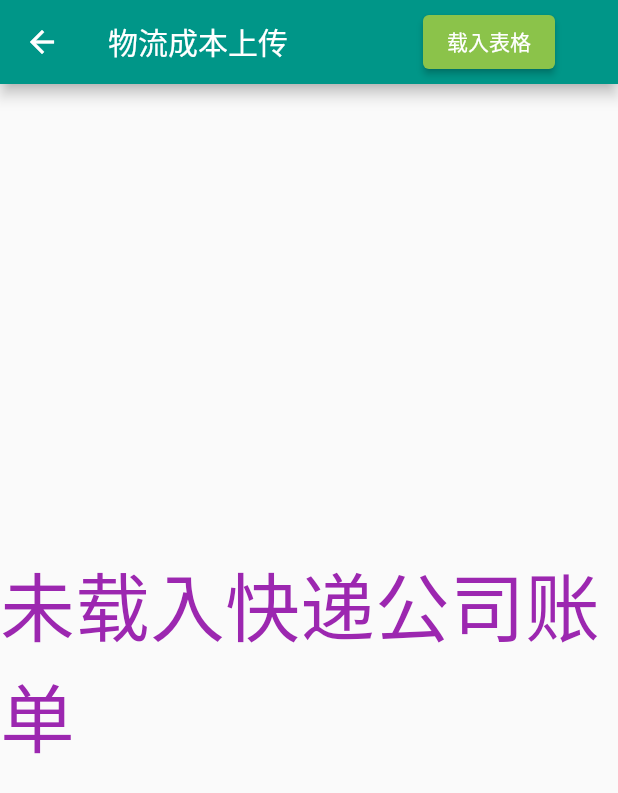
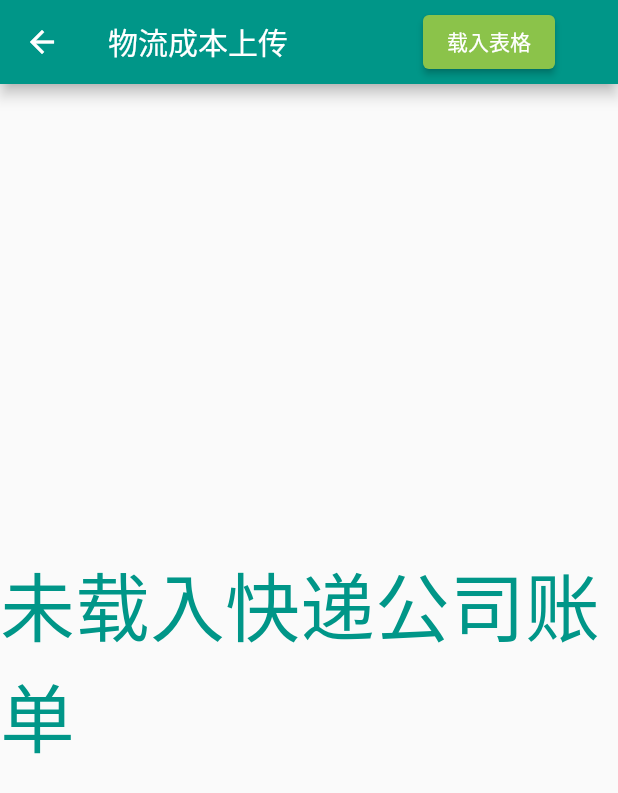
Before and after one commit to Norman-w/warehouse_takeover_fee_manager, a Flutter app: the CostUpload screen opened directly, on a phone screen of 412 x 824 dp. Shown: the top 793 px of the screen. Run offline on Flutter 3.47's test engine with Material 2 defaults, Android fonts, the phone set to English and light mode, and no system bars; drawn by our look-alikes of animated_text_kit; our stand-ins replace convex_bottom_bar, flutter_login, syncfusion_flutter_datagrid, syncfusion_flutter_datepicker; missing offline and left inert: excel, file_selector_platform_interface; accounts and stored records are empty; Roboto replaces fonts that are missing (Horizon).

Commit message:
use theme colors for colorful loading widget default style.

```diff
--- a/lib/components/colorful_loading.dart
+++ b/lib/components/colorful_loading.dart
@@ -2,12 +2,6 @@ import 'package:animated_text_kit/animated_text_kit.dart';
 import 'package:flutter/material.dart';
 
 
-const colorizeColors = [
-  Colors.purple,
-  Colors.blue,
-  Colors.yellow,
-  Colors.red,
-];
 
 const colorizeTextStyle = TextStyle(
   fontSize: 50.0,
@@ -16,14 +10,26 @@ const colorizeTextStyle = TextStyle(
 const defaultWaitingTexts = [
   "Loading...","Please", "Wait"
 ];
+// const defaultColors = [
+//   Colors.purple,
+//   Colors.blue,
+//   Colors.yellow,
+//   Colors.red,
+// ];
 class ColorfulLoading extends StatelessWidget {
   final List<String>? texts;
-  const ColorfulLoading({Key? key, this.texts}) : super(key: key);
+  final List<MaterialColor>? colors;
+  const ColorfulLoading({Key? key, this.texts, this.colors}) : super(key: key);
 
   @override
   Widget build(BuildContext context) {
-    List<String> showingTexts = texts?? defaultWaitingTexts;
-    var textsElems = showingTexts.map((e) => ColorizeAnimatedText(e, textStyle: colorizeTextStyle, colors: colorizeColors)).toList();
+    var theme = Theme.of(context);
+    var defaultColors = [
+      theme.primaryColor,theme.backgroundColor,theme.highlightColor
+    ];
+    var showingTexts = texts?? defaultWaitingTexts;
+    var showingColors = colors?? defaultColors;
+    var textsElems = showingTexts.map((e) => ColorizeAnimatedText(e, textStyle: colorizeTextStyle, colors: showingColors)).toList();
     return
     Center(child:
       AnimatedTextKit(
```
